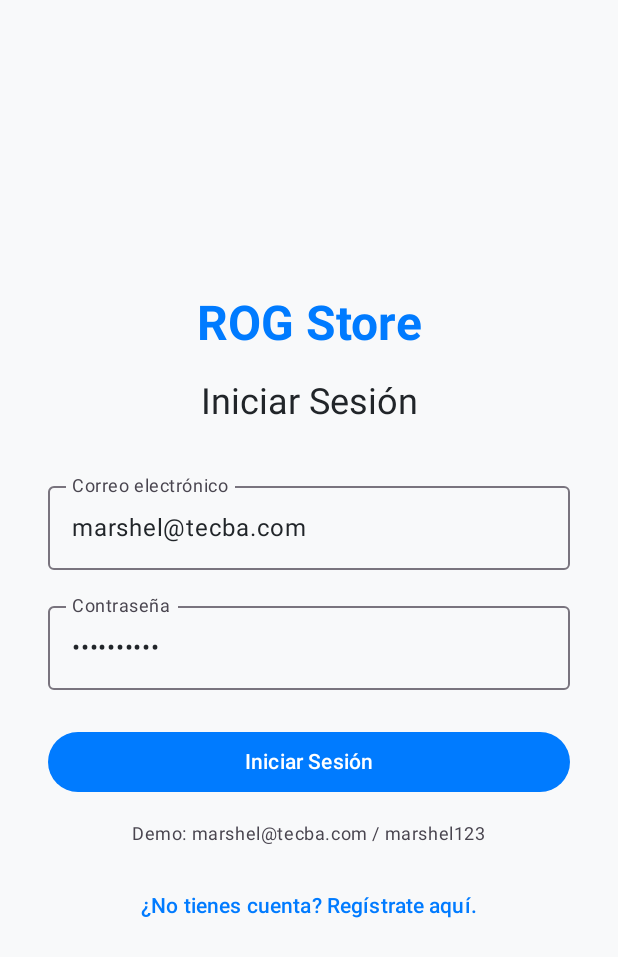
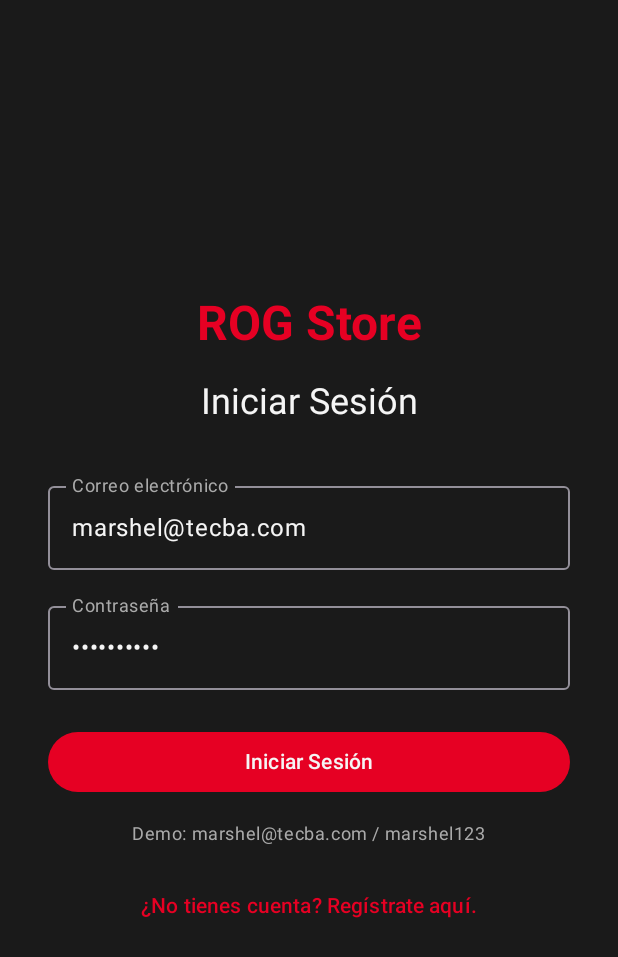
Before and after one commit to AdanCR1/Test_store, an Android app built with Jetpack Compose: the screen it shows after launch (MainActivity), on a phone screen of 412 x 824 dp. Shown: the top 957 px of the screen. Run offline under Robolectric (Android 15) with nearby library versions, the phone set to English and light mode, and no system bars.

Commit message:
colores de la ui modificados

```diff
--- a/app/src/main/java/com/example/test_store/ui/screens/ProductosScreen.kt
+++ b/app/src/main/java/com/example/test_store/ui/screens/ProductosScreen.kt
@@ -40,7 +40,7 @@
                 title = { Text("ROG Store - Productos") },
                 actions = {
                     TextButton(onClick = onLogout) {
-                        Text("Salir", color = Color.White)
+                        Text("Salir", color = MaterialTheme.colorScheme.primary)
                     }
                 }
             )
--- a/app/src/main/java/com/example/test_store/ui/theme/Color.kt
+++ b/app/src/main/java/com/example/test_store/ui/theme/Color.kt
@@ -2,26 +2,14 @@
 
 import androidx.compose.ui.graphics.Color
 
-// Primary colors
-val PrimaryBlue = Color(0xFF007BFF)
-val PrimaryDarkBlue = Color(0xFF0056B3) // A darker shade for pressed states
+val RogRed = Color(0xFFE60023) // A strong, iconic red
+val CyberPink = Color(0xFFFF00C7) // A vibrant accent for highlights
 
-// Secondary colors
-val SecondaryGray = Color(0xFF6C757D)
-val SecondaryDarkGray = Color(0xFF545B62)
+val DarkCharcoal = Color(0xFF1A1A1A) // Main background
+val MediumGray = Color(0xFF2C2C2C)   // For surfaces like Cards
+val LightGray = Color(0xFF404040)    // For secondary elements like disabled buttons
 
-// Tertiary (Accent/Success) colors
-val TertiaryGreen = Color(0xFF28A745)
-val TertiaryDarkGreen = Color(0xFF1E7E34)
+val OffWhite = Color(0xFFF5F5F5)     // Primary text color
+val SubtleGray = Color(0xFFAAAAAA)   // Secondary text color
 
-// Background and Surface
-val BackgroundLight = Color(0xFFF8F9FA)
-val SurfaceWhite = Color(0xFFFFFFFF)
-
-// Text colors
-val TextDark = Color(0xFF212529)
-val TextLight = Color(0xFFFFFFFF) // For text on dark backgrounds
-
-// Error colors
-val ErrorRed = Color(0xFFDC3545)
-val ErrorDarkRed = Color(0xFFB02A37)
+val ErrorRed = Color(0xFFFF5555)     // A noticeable error color on dark backgrounds
--- a/app/src/main/java/com/example/test_store/ui/theme/Theme.kt
+++ b/app/src/main/java/com/example/test_store/ui/theme/Theme.kt
@@ -1,72 +1,43 @@
 package com.example.test_store.ui.theme
 
 import android.app.Activity
-import android.os.Build
-import androidx.compose.foundation.isSystemInDarkTheme
 import androidx.compose.material3.MaterialTheme
 import androidx.compose.material3.darkColorScheme
-import androidx.compose.material3.dynamicDarkColorScheme
-import androidx.compose.material3.dynamicLightColorScheme
-import androidx.compose.material3.lightColorScheme
 import androidx.compose.runtime.Composable
-import androidx.compose.ui.platform.LocalContext
-import com.example.test_store.ui.theme.PrimaryBlue
-import com.example.test_store.ui.theme.PrimaryDarkBlue
-import com.example.test_store.ui.theme.SecondaryGray
-import com.example.test_store.ui.theme.SecondaryDarkGray
-import com.example.test_store.ui.theme.TertiaryGreen
-import com.example.test_store.ui.theme.TertiaryDarkGreen
-import com.example.test_store.ui.theme.BackgroundLight
-import com.example.test_store.ui.theme.SurfaceWhite
-import com.example.test_store.ui.theme.TextDark
-import com.example.test_store.ui.theme.TextLight
-import com.example.test_store.ui.theme.ErrorRed
+import androidx.compose.runtime.SideEffect
+import androidx.compose.ui.graphics.toArgb
+import androidx.compose.ui.platform.LocalView
+import androidx.core.view.WindowCompat
 
-private val DarkColorScheme = darkColorScheme(
-    primary = PrimaryDarkBlue,
-    onPrimary = TextLight,
-    secondary = SecondaryDarkGray,
-    onSecondary = TextLight,
-    tertiary = TertiaryDarkGreen,
-    onTertiary = TextLight,
-    background = TextDark,
-    onBackground = TextLight,
-    surface = TextDark,
-    onSurface = TextLight,
+private val RogDarkColorScheme = darkColorScheme(
+    primary = RogRed,
+    onPrimary = OffWhite,
+    secondary = CyberPink,
+    onSecondary = OffWhite,
+    tertiary = LightGray,
+    onTertiary = SubtleGray,
+    background = DarkCharcoal,
+    onBackground = OffWhite,
+    surface = MediumGray,
+    onSurface = OffWhite,
+    surfaceVariant = LightGray,
+    onSurfaceVariant = SubtleGray,
     error = ErrorRed,
-    onError = TextLight
-)
-
-private val LightColorScheme = lightColorScheme(
-    primary = PrimaryBlue,
-    onPrimary = TextLight,
-    secondary = SecondaryGray,
-    onSecondary = TextLight,
-    tertiary = TertiaryGreen,
-    onTertiary = TextLight,
-    background = BackgroundLight,
-    onBackground = TextDark,
-    surface = SurfaceWhite,
-    onSurface = TextDark,
-    error = ErrorRed,
-    onError = TextLight
+    onError = OffWhite
 )
 
 @Composable
 fun Test_storeTheme(
-    darkTheme: Boolean = isSystemInDarkTheme(),
-    // Dynamic color is available on Android 12+
-    dynamicColor: Boolean = false,
     content: @Composable () -> Unit
 ) {
-    val colorScheme = when {
-        dynamicColor && Build.VERSION.SDK_INT >= Build.VERSION_CODES.S -> {
-            val context = LocalContext.current
-            if (darkTheme) dynamicDarkColorScheme(context) else dynamicLightColorScheme(context)
+    val colorScheme = RogDarkColorScheme
+    val view = LocalView.current
+    if (!view.isInEditMode) {
+        SideEffect {
+            val window = (view.context as Activity).window
+            window.statusBarColor = colorScheme.background.toArgb()
+            WindowCompat.getInsetsController(window, view).isAppearanceLightStatusBars = false
         }
-
-        darkTheme -> DarkColorScheme
-        else -> LightColorScheme
     }
 
     MaterialTheme(
```
